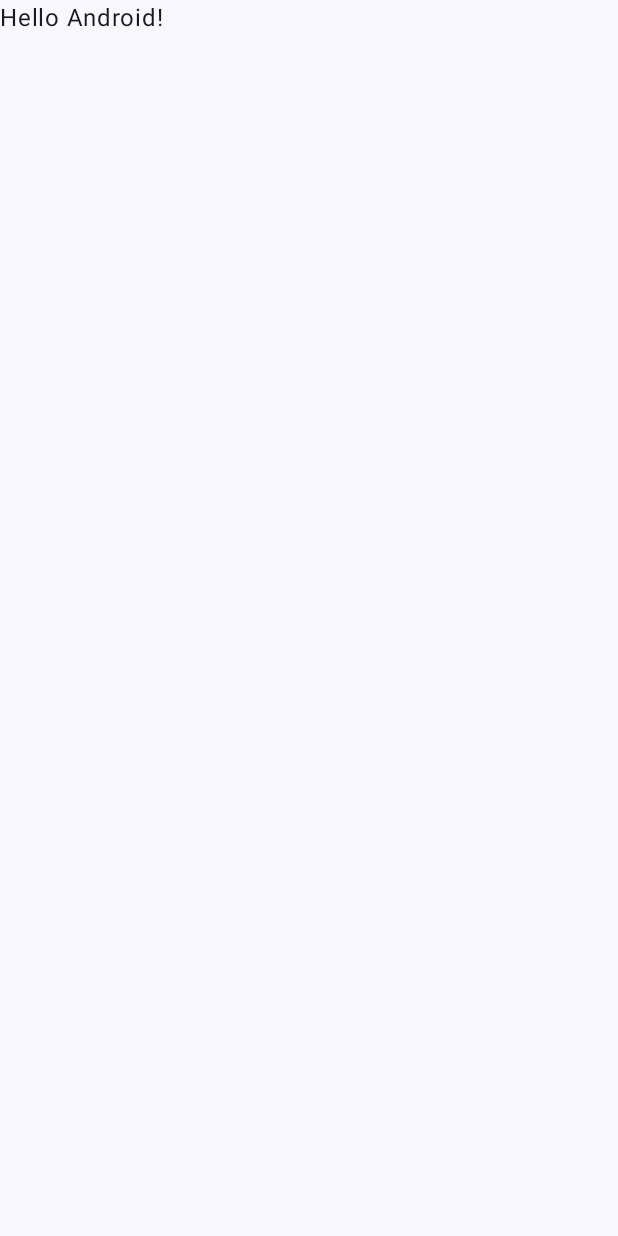
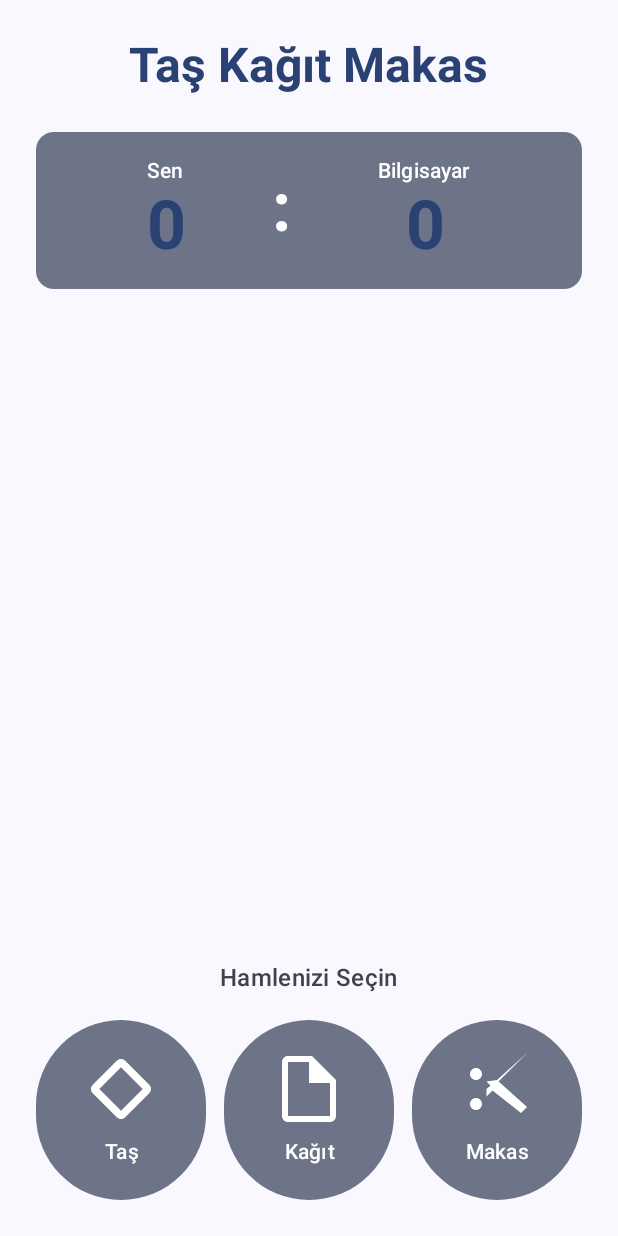
Before and after one commit to tnrylmz/Tas-Kagit-Makas, an Android app built with Jetpack Compose: the screen it shows after launch (MainActivity), on a phone screen of 412 x 824 dp. Before the commit the screen is almost empty. Run offline under Robolectric (Android 15) with nearby library versions, the phone set to English and light mode, and no system bars.

Commit message:
Add game models, ViewModel, UI screens and vector icons
Co-authored-by: tnrylmz <9212630+tnrylmz@users.noreply.github.com>

```diff
--- a/app/src/main/AndroidManifest.xml
+++ b/app/src/main/AndroidManifest.xml
@@ -1,6 +1,8 @@
 <?xml version="1.0" encoding="utf-8"?>
 <manifest xmlns:android="http://schemas.android.com/apk/res/android"
     xmlns:tools="http://schemas.android.com/tools">
+
+    <uses-permission android:name="android.permission.VIBRATE" />
 
     <application
         android:allowBackup="true"
--- a/app/src/main/java/com/tnrylmz/taskagitmakas/MainActivity.kt
+++ b/app/src/main/java/com/tnrylmz/taskagitmakas/MainActivity.kt
@@ -5,12 +5,10 @@ import androidx.activity.ComponentActivity
 import androidx.activity.compose.setContent
 import androidx.activity.enableEdgeToEdge
 import androidx.compose.foundation.layout.fillMaxSize
-import androidx.compose.foundation.layout.padding
-import androidx.compose.material3.Scaffold
-import androidx.compose.material3.Text
 import androidx.compose.runtime.Composable
 import androidx.compose.ui.Modifier
 import androidx.compose.ui.tooling.preview.Preview
+import com.tnrylmz.taskagitmakas.ui.screens.GameScreen
 import com.tnrylmz.taskagitmakas.ui.theme.TasKagitMakasTheme
 
 class MainActivity : ComponentActivity() {
@@ -19,29 +17,16 @@ class MainActivity : ComponentActivity() {
         enableEdgeToEdge()
         setContent {
             TasKagitMakasTheme {
-                Scaffold(modifier = Modifier.fillMaxSize()) { innerPadding ->
-                    Greeting(
-                        name = "Android",
-                        modifier = Modifier.padding(innerPadding)
-                    )
-                }
+                GameScreen()
             }
         }
     }
 }
 
-@Composable
-fun Greeting(name: String, modifier: Modifier = Modifier) {
-    Text(
-        text = "Hello $name!",
-        modifier = modifier
-    )
-}
-
 @Preview(showBackground = true)
 @Composable
-fun GreetingPreview() {
+fun GamePreview() {
     TasKagitMakasTheme {
-        Greeting("Android")
+        GameScreen()
     }
 }
--- /dev/null
+++ b/app/src/main/java/com/tnrylmz/taskagitmakas/model/GameChoice.kt
@@ -0,0 +1,21 @@
+package com.tnrylmz.taskagitmakas.model
+
+enum class GameChoice {
+    ROCK,
+    PAPER,
+    SCISSORS;
+
+    fun beats(other: GameChoice): Boolean {
+        return when (this) {
+            ROCK -> other == SCISSORS
+            PAPER -> other == ROCK
+            SCISSORS -> other == PAPER
+        }
+    }
+
+    companion object {
+        fun random(): GameChoice {
+            return entries.random()
+        }
+    }
+}
--- /dev/null
+++ b/app/src/main/java/com/tnrylmz/taskagitmakas/model/GameResult.kt
@@ -0,0 +1,7 @@
+package com.tnrylmz.taskagitmakas.model
+
+enum class GameResult {
+    WIN,
+    LOSE,
+    DRAW
+}
--- /dev/null
+++ b/app/src/main/java/com/tnrylmz/taskagitmakas/ui/screens/GameScreen.kt
@@ -0,0 +1,418 @@
+package com.tnrylmz.taskagitmakas.ui.screens
+
+import android.content.Context
+import android.os.Build
+import android.os.VibrationEffect
+import android.os.Vibrator
+import android.os.VibratorManager
+import androidx.compose.animation.AnimatedVisibility
+import androidx.compose.animation.core.Spring
+import androidx.compose.animation.core.spring
+import androidx.compose.animation.core.tween
+import androidx.compose.animation.fadeIn
+import androidx.compose.animation.fadeOut
+import androidx.compose.animation.scaleIn
+import androidx.compose.animation.scaleOut
+import androidx.compose.foundation.layout.Arrangement
+import androidx.compose.foundation.layout.Column
+import androidx.compose.foundation.layout.Row
+import androidx.compose.foundation.layout.Spacer
+import androidx.compose.foundation.layout.fillMaxSize
+import androidx.compose.foundation.layout.fillMaxWidth
+import androidx.compose.foundation.layout.height
+import androidx.compose.foundation.layout.padding
+import androidx.compose.foundation.layout.size
+import androidx.compose.foundation.layout.width
+import androidx.compose.material3.Card
+import androidx.compose.material3.CardDefaults
+import androidx.compose.material3.FilledTonalButton
+import androidx.compose.material3.Icon
+import androidx.compose.material3.MaterialTheme
+import androidx.compose.material3.OutlinedButton
+import androidx.compose.material3.Surface
+import androidx.compose.material3.Text
+import androidx.compose.runtime.Composable
+import androidx.compose.runtime.collectAsState
+import androidx.compose.runtime.getValue
+import androidx.compose.ui.Alignment
+import androidx.compose.ui.Modifier
+import androidx.compose.ui.platform.LocalContext
+import androidx.compose.ui.res.painterResource
+import androidx.compose.ui.res.stringResource
+import androidx.compose.ui.text.font.FontWeight
+import androidx.compose.ui.text.style.TextAlign
+import androidx.compose.ui.unit.dp
+import androidx.lifecycle.viewmodel.compose.viewModel
+import com.tnrylmz.taskagitmakas.R
+import com.tnrylmz.taskagitmakas.model.GameChoice
+import com.tnrylmz.taskagitmakas.model.GameResult
+import com.tnrylmz.taskagitmakas.viewmodel.GameViewModel
+
+@Composable
+fun GameScreen(
+    viewModel: GameViewModel = viewModel()
+) {
+    val gameState by viewModel.gameState.collectAsState()
+    val context = LocalContext.current
+
+    Surface(
+        modifier = Modifier.fillMaxSize(),
+        color = MaterialTheme.colorScheme.background
+    ) {
+        Column(
+            modifier = Modifier
+                .fillMaxSize()
+                .padding(24.dp),
+            horizontalAlignment = Alignment.CenterHorizontally,
+            verticalArrangement = Arrangement.SpaceBetween
+        ) {
+            // Title and Score
+            Column(
+                horizontalAlignment = Alignment.CenterHorizontally
+            ) {
+                Text(
+                    text = stringResource(R.string.game_title),
+                    style = MaterialTheme.typography.headlineLarge,
+                    fontWeight = FontWeight.Bold,
+                    color = MaterialTheme.colorScheme.primary
+                )
+
+                Spacer(modifier = Modifier.height(24.dp))
+
+                ScoreBoard(
+                    playerScore = gameState.playerScore,
+                    computerScore = gameState.computerScore
+                )
+            }
+
+            // Game Area
+            Column(
+                horizontalAlignment = Alignment.CenterHorizontally
+            ) {
+                // Computer Choice
+                AnimatedVisibility(
+                    visible = gameState.computerChoice != null,
+                    enter = scaleIn(
+                        animationSpec = spring(
+                            dampingRatio = Spring.DampingRatioMediumBouncy,
+                            stiffness = Spring.StiffnessLow
+                        )
+                    ) + fadeIn(),
+                    exit = scaleOut() + fadeOut()
+                ) {
+                    Column(
+                        horizontalAlignment = Alignment.CenterHorizontally
+                    ) {
+                        Text(
+                            text = stringResource(R.string.computer),
+                            style = MaterialTheme.typography.titleMedium,
+                            color = MaterialTheme.colorScheme.onSurfaceVariant
+                        )
+                        Spacer(modifier = Modifier.height(8.dp))
+                        gameState.computerChoice?.let { choice ->
+                            ChoiceCard(choice = choice, isSelected = false)
+                        }
+                    }
+                }
+
+                Spacer(modifier = Modifier.height(32.dp))
+
+                // Result
+                AnimatedVisibility(
+                    visible = gameState.result != null,
+                    enter = scaleIn(
+                        animationSpec = spring(
+                            dampingRatio = Spring.DampingRatioMediumBouncy,
+                            stiffness = Spring.StiffnessLow
+                        )
+                    ) + fadeIn(),
+                    exit = scaleOut() + fadeOut()
+                ) {
+                    gameState.result?.let { result ->
+                        ResultCard(result = result)
+                    }
+                }
+
+                Spacer(modifier = Modifier.height(32.dp))
+
+                // Player Choice
+                AnimatedVisibility(
+                    visible = gameState.playerChoice != null,
+                    enter = scaleIn(
+                        animationSpec = spring(
+                            dampingRatio = Spring.DampingRatioMediumBouncy,
+                            stiffness = Spring.StiffnessLow
+                        )
+                    ) + fadeIn(),
+                    exit = scaleOut() + fadeOut()
+                ) {
+                    Column(
+                        horizontalAlignment = Alignment.CenterHorizontally
+                    ) {
+                        gameState.playerChoice?.let { choice ->
+                            ChoiceCard(choice = choice, isSelected = true)
+                        }
+                        Spacer(modifier = Modifier.height(8.dp))
+                        Text(
+                            text = stringResource(R.string.you),
+                            style = MaterialTheme.typography.titleMedium,
+                            color = MaterialTheme.colorScheme.onSurfaceVariant
+                        )
+                    }
+                }
+            }
+
+            // Choice Buttons
+            Column(
+                horizontalAlignment = Alignment.CenterHorizontally
+            ) {
+                Text(
+                    text = stringResource(R.string.choose_your_move),
+                    style = MaterialTheme.typography.titleMedium,
+                    color = MaterialTheme.colorScheme.onSurfaceVariant
+                )
+
+                Spacer(modifier = Modifier.height(16.dp))
+
+                Row(
+                    horizontalArrangement = Arrangement.spacedBy(12.dp),
+                    modifier = Modifier.fillMaxWidth()
+                ) {
+                    ChoiceButton(
+                        choice = GameChoice.ROCK,
+                        enabled = !gameState.isPlaying,
+                        onClick = {
+                            vibrateDevice(context)
+                            viewModel.playGame(GameChoice.ROCK)
+                        },
+                        modifier = Modifier.weight(1f)
+                    )
+                    ChoiceButton(
+                        choice = GameChoice.PAPER,
+                        enabled = !gameState.isPlaying,
+                        onClick = {
+                            vibrateDevice(context)
+                            viewModel.playGame(GameChoice.PAPER)
+                        },
+                        modifier = Modifier.weight(1f)
+                    )
+                    ChoiceButton(
+                        choice = GameChoice.SCISSORS,
+                        enabled = !gameState.isPlaying,
+                        onClick = {
+                            vibrateDevice(context)
+                            viewModel.playGame(GameChoice.SCISSORS)
+                        },
+                        modifier = Modifier.weight(1f)
+                    )
+                }
+
+                if (gameState.result != null) {
+                    Spacer(modifier = Modifier.height(16.dp))
+                    OutlinedButton(
+                        onClick = { viewModel.resetGame() },
+                        modifier = Modifier.fillMaxWidth()
+                    ) {
+                        Text(stringResource(R.string.reset_game))
+                    }
+                }
+            }
+        }
+    }
+}
+
+@Composable
+fun ScoreBoard(
+    playerScore: Int,
+    computerScore: Int
+) {
+    Card(
+        colors = CardDefaults.cardColors(
+            containerColor = MaterialTheme.colorScheme.secondaryContainer
+        ),
+        modifier = Modifier.fillMaxWidth()
+    ) {
+        Row(
+            modifier = Modifier
+                .fillMaxWidth()
+                .padding(16.dp),
+            horizontalArrangement = Arrangement.SpaceEvenly
+        ) {
+            Column(
+                horizontalAlignment = Alignment.CenterHorizontally
+            ) {
+                Text(
+                    text = stringResource(R.string.you),
+                    style = MaterialTheme.typography.labelLarge,
+                    color = MaterialTheme.colorScheme.onSecondaryContainer
+                )
+                Text(
+                    text = playerScore.toString(),
+                    style = MaterialTheme.typography.displayMedium,
+                    fontWeight = FontWeight.Bold,
+                    color = MaterialTheme.colorScheme.primary
+                )
+            }
+
+            Text(
+                text = ":",
+                style = MaterialTheme.typography.displayMedium,
+                fontWeight = FontWeight.Bold,
+                color = MaterialTheme.colorScheme.onSecondaryContainer,
+                modifier = Modifier.padding(top = 8.dp)
+            )
+
+            Column(
+                horizontalAlignment = Alignment.CenterHorizontally
+            ) {
+                Text(
+                    text = stringResource(R.string.computer),
+                    style = MaterialTheme.typography.labelLarge,
+                    color = MaterialTheme.colorScheme.onSecondaryContainer
+                )
+                Text(
+                    text = computerScore.toString(),
+                    style = MaterialTheme.typography.displayMedium,
+                    fontWeight = FontWeight.Bold,
+                    color = MaterialTheme.colorScheme.primary
+                )
+            }
+        }
+    }
+}
+
+@Composable
+fun ChoiceCard(
+    choice: GameChoice,
+    isSelected: Boolean
+) {
+    Card(
+        colors = CardDefaults.cardColors(
+            containerColor = if (isSelected)
+                MaterialTheme.colorScheme.primaryContainer
+            else
+                MaterialTheme.colorScheme.tertiaryContainer
+        )
+    ) {
+        Column(
+            modifier = Modifier.padding(24.dp),
+            horizontalAlignment = Alignment.CenterHorizontally
+        ) {
+            Icon(
+                painter = painterResource(id = getIconForChoice(choice)),
+                contentDescription = getNameForChoice(choice),
+                modifier = Modifier.size(64.dp),
+                tint = if (isSelected)
+                    MaterialTheme.colorScheme.onPrimaryContainer
+                else
+                    MaterialTheme.colorScheme.onTertiaryContainer
+            )
+            Spacer(modifier = Modifier.height(8.dp))
+            Text(
+                text = getNameForChoice(choice),
+                style = MaterialTheme.typography.titleMedium,
+                fontWeight = FontWeight.Bold,
+                color = if (isSelected)
+                    MaterialTheme.colorScheme.onPrimaryContainer
+                else
+                    MaterialTheme.colorScheme.onTertiaryContainer
+            )
+        }
+    }
+}
+
+@Composable
+fun ResultCard(result: GameResult) {
+    Card(
+        colors = CardDefaults.cardColors(
+            containerColor = when (result) {
+                GameResult.WIN -> MaterialTheme.colorScheme.primaryContainer
+                GameResult.LOSE -> MaterialTheme.colorScheme.errorContainer
+                GameResult.DRAW -> MaterialTheme.colorScheme.secondaryContainer
+            }
+        )
+    ) {
+        Text(
+            text = when (result) {
+                GameResult.WIN -> stringResource(R.string.result_win)
+                GameResult.LOSE -> stringResource(R.string.result_lose)
+                GameResult.DRAW -> stringResource(R.string.result_draw)
+            },
+            style = MaterialTheme.typography.headlineMedium,
+            fontWeight = FontWeight.Bold,
+            textAlign = TextAlign.Center,
+            color = when (result) {
+                GameResult.WIN -> MaterialTheme.colorScheme.onPrimaryContainer
+                GameResult.LOSE -> MaterialTheme.colorScheme.onErrorContainer
+                GameResult.DRAW -> MaterialTheme.colorScheme.onSecondaryContainer
+            },
+            modifier = Modifier.padding(24.dp)
+        )
+    }
+}
+
+@Composable
+fun ChoiceButton(
+    choice: GameChoice,
+    enabled: Boolean,
+    onClick: () -> Unit,
+    modifier: Modifier = Modifier
+) {
+    FilledTonalButton(
+        onClick = onClick,
+        enabled = enabled,
+        modifier = modifier.height(120.dp)
+    ) {
+        Column(
+            horizontalAlignment = Alignment.CenterHorizontally,
+            verticalArrangement = Arrangement.Center
+        ) {
+            Icon(
+                painter = painterResource(id = getIconForChoice(choice)),
+                contentDescription = getNameForChoice(choice),
+                modifier = Modifier.size(48.dp)
+            )
+            Spacer(modifier = Modifier.height(8.dp))
+            Text(
+                text = getNameForChoice(choice),
+                style = MaterialTheme.typography.labelLarge,
+                textAlign = TextAlign.Center
+            )
+        }
+    }
+}
+
+@Composable
+private fun getIconForChoice(choice: GameChoice): Int {
+    return when (choice) {
+        GameChoice.ROCK -> R.drawable.ic_rock
+        GameChoice.PAPER -> R.drawable.ic_paper
+        GameChoice.SCISSORS -> R.drawable.ic_scissors
+    }
+}
+
+@Composable
+private fun getNameForChoice(choice: GameChoice): String {
+    return when (choice) {
+        GameChoice.ROCK -> stringResource(R.string.rock)
+        GameChoice.PAPER -> stringResource(R.string.paper)
+        GameChoice.SCISSORS -> stringResource(R.string.scissors)
+    }
+}
+
+private fun vibrateDevice(context: Context) {
+    val vibrator = if (Build.VERSION.SDK_INT >= Build.VERSION_CODES.S) {
+        val vibratorManager = context.getSystemService(Context.VIBRATOR_MANAGER_SERVICE) as VibratorManager
+        vibratorManager.defaultVibrator
+    } else {
+        @Suppress("DEPRECATION")
+        context.getSystemService(Context.VIBRATOR_SERVICE) as Vibrator
+    }
+
+    if (Build.VERSION.SDK_INT >= Build.VERSION_CODES.O) {
+        vibrator.vibrate(VibrationEffect.createOneShot(50, VibrationEffect.DEFAULT_AMPLITUDE))
+    } else {
+        @Suppress("DEPRECATION")
+        vibrator.vibrate(50)
+    }
+}
--- /dev/null
+++ b/app/src/main/java/com/tnrylmz/taskagitmakas/viewmodel/GameViewModel.kt
@@ -0,0 +1,71 @@
+package com.tnrylmz.taskagitmakas.viewmodel
+
+import androidx.lifecycle.ViewModel
+import androidx.lifecycle.viewModelScope
+import com.tnrylmz.taskagitmakas.model.GameChoice
+import com.tnrylmz.taskagitmakas.model.GameResult
+import kotlinx.coroutines.delay
+import kotlinx.coroutines.flow.MutableStateFlow
+import kotlinx.coroutines.flow.StateFlow
+import kotlinx.coroutines.flow.asStateFlow
+import kotlinx.coroutines.launch
+
+data class GameState(
+    val playerChoice: GameChoice? = null,
+    val computerChoice: GameChoice? = null,
+    val result: GameResult? = null,
+    val playerScore: Int = 0,
+    val computerScore: Int = 0,
+    val isPlaying: Boolean = false
+)
+
+class GameViewModel : ViewModel() {
+    private val _gameState = MutableStateFlow(GameState())
+    val gameState: StateFlow<GameState> = _gameState.asStateFlow()
+
+    fun playGame(playerChoice: GameChoice) {
+        viewModelScope.launch {
+            // Set playing state
+            _gameState.value = _gameState.value.copy(
+                playerChoice = playerChoice,
+                computerChoice = null,
+                result = null,
+                isPlaying = true
+            )
+
+            // Delay for animation
+            delay(300)
+
+            // Generate computer choice
+            val computerChoice = GameChoice.random()
+            _gameState.value = _gameState.value.copy(
+                computerChoice = computerChoice
+            )
+
+            delay(300)
+
+            // Determine result
+            val result = when {
+                playerChoice == computerChoice -> GameResult.DRAW
+                playerChoice.beats(computerChoice) -> GameResult.WIN
+                else -> GameResult.LOSE
+            }
+
+            // Update scores
+            val currentState = _gameState.value
+            val newPlayerScore = if (result == GameResult.WIN) currentState.playerScore + 1 else currentState.playerScore
+            val newComputerScore = if (result == GameResult.LOSE) currentState.computerScore + 1 else currentState.computerScore
+
+            _gameState.value = currentState.copy(
+                result = result,
+                playerScore = newPlayerScore,
+                computerScore = newComputerScore,
+                isPlaying = false
+            )
+        }
+    }
+
+    fun resetGame() {
+        _gameState.value = GameState()
+    }
+}
--- /dev/null
+++ b/app/src/main/res/drawable/ic_paper.xml
@@ -0,0 +1,9 @@
+<vector xmlns:android="http://schemas.android.com/apk/res/android"
+    android:width="24dp"
+    android:height="24dp"
+    android:viewportWidth="24"
+    android:viewportHeight="24">
+    <path
+        android:fillColor="@android:color/white"
+        android:pathData="M13,1L5,1C3.9,1 3,1.9 3,3L3,21C3,22.1 3.9,23 5,23L19,23C20.1,23 21,22.1 21,21L21,9L13,1ZM19,21L5,21L5,3L12,3L12,10L19,10L19,21Z"/>
+</vector>
--- /dev/null
+++ b/app/src/main/res/drawable/ic_rock.xml
@@ -0,0 +1,9 @@
+<vector xmlns:android="http://schemas.android.com/apk/res/android"
+    android:width="24dp"
+    android:height="24dp"
+    android:viewportWidth="24"
+    android:viewportHeight="24">
+    <path
+        android:fillColor="@android:color/white"
+        android:pathData="M12,2C11.5,2 11,2.19 10.59,2.59L2.59,10.59C1.8,11.37 1.8,12.63 2.59,13.41L10.59,21.41C11.37,22.2 12.63,22.2 13.41,21.41L21.41,13.41C22.2,12.63 22.2,11.37 21.41,10.59L13.41,2.59C13,2.19 12.5,2 12,2M12,4.77L19.23,12L12,19.23L4.77,12L12,4.77Z"/>
+</vector>
--- /dev/null
+++ b/app/src/main/res/drawable/ic_scissors.xml
@@ -0,0 +1,9 @@
+<vector xmlns:android="http://schemas.android.com/apk/res/android"
+    android:width="24dp"
+    android:height="24dp"
+    android:viewportWidth="24"
+    android:viewportHeight="24">
+    <path
+        android:fillColor="@android:color/white"
+        android:pathData="M5,5C3.9,5 3,5.9 3,7C3,8.1 3.9,9 5,9C6.1,9 7,8.1 7,7C7,5.9 6.1,5 5,5M5,15C3.9,15 3,15.9 3,17C3,18.1 3.9,19 5,19C6.1,19 7,18.1 7,17C7,15.9 6.1,15 5,15M8.5,12L12,9L22,18L20,20L10.5,12.5L8.5,14.5M12,9L22,0L20,2L10.5,11.5L8.5,9.5"/>
+</vector>
--- a/app/src/main/res/values/strings.xml
+++ b/app/src/main/res/values/strings.xml
@@ -1,3 +1,15 @@
 <resources>
     <string name="app_name">Tas Kagit Makas</string>
+    <string name="game_title">Taş Kağıt Makas</string>
+    <string name="choose_your_move">Hamlenizi Seçin</string>
+    <string name="rock">Taş</string>
+    <string name="paper">Kağıt</string>
+    <string name="scissors">Makas</string>
+    <string name="you">Sen</string>
+    <string name="computer">Bilgisayar</string>
+    <string name="result_win">Kazandın! 🎉</string>
+    <string name="result_lose">Kaybettin 😢</string>
+    <string name="result_draw">Berabere! 🤝</string>
+    <string name="reset_game">Yeni Oyun</string>
+    <string name="score">Skor</string>
 </resources>
--- a/gradle/libs.versions.toml
+++ b/gradle/libs.versions.toml
@@ -1,5 +1,5 @@
 [versions]
-agp = "8.13.0"
+agp = "8.5.2"
 kotlin = "2.0.21"
 coreKtx = "1.17.0"
 junit = "4.13.2"
```
